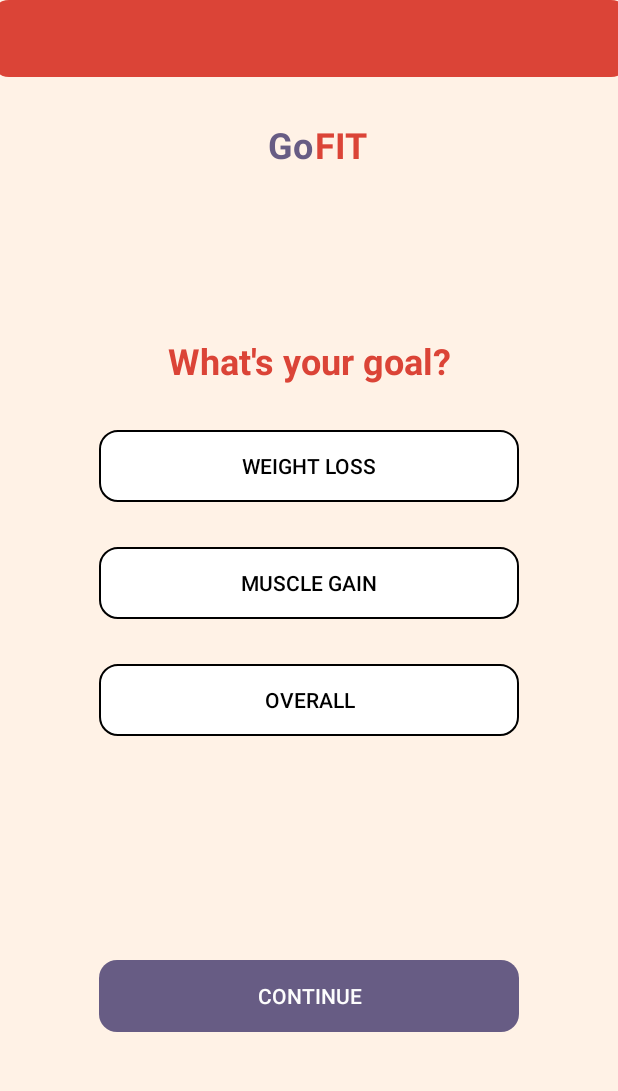
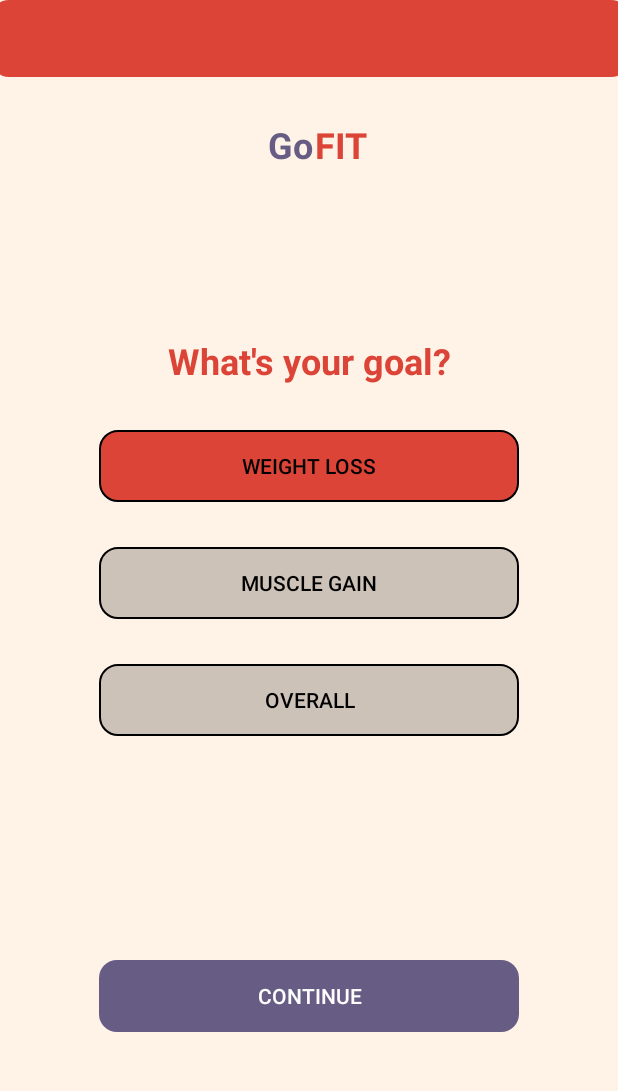
Before and after one commit to sandovalaj/GoFit, an Android app: the GoalsActivity screen opened directly, with no data from a screen before it, after a tap on "WEIGHT LOSS", on a phone screen of 412 x 824 dp, the part 84-1175 px from its top. Run offline under Robolectric (Android 15) with nearby library versions, the light colour scheme and no system bars; our stand-ins replace Firebase (no records; nobody signed in at launch, a user with empty details on screens opened directly).

Commit message:
buttons for Gender, Level, and Goals Activity Fixed.
Now with changing colors

```diff
--- a/app/src/main/java/com/gofit/gofit/GoalsActivity.kt
+++ b/app/src/main/java/com/gofit/gofit/GoalsActivity.kt
@@ -22,6 +22,9 @@ class GoalsActivity : AppCompatActivity() {
 
         btnWeightLoss = findViewById(R.id.btnWeightLoss)
         btnWeightLoss.setOnClickListener{
+            btnWeightLoss.setBackgroundResource(R.drawable.edittext_redfill_blackborder)
+            btnMuscle.setBackgroundResource(R.drawable.edittext_greyfill_blackborder)
+            btnOverall.setBackgroundResource(R.drawable.edittext_greyfill_blackborder)
             btnWeightLoss.isSelected = true
             btnMuscle.isSelected = false
             btnOverall.isSelected = false
@@ -30,6 +33,9 @@ class GoalsActivity : AppCompatActivity() {
 
         btnMuscle = findViewById(R.id.btnMuscle)
         btnMuscle.setOnClickListener{
+            btnWeightLoss.setBackgroundResource(R.drawable.edittext_greyfill_blackborder)
+            btnMuscle.setBackgroundResource(R.drawable.edittext_redfill_blackborder)
+            btnOverall.setBackgroundResource(R.drawable.edittext_greyfill_blackborder)
             btnWeightLoss.isSelected = false
             btnMuscle.isSelected = true
             btnOverall.isSelected = false
@@ -38,6 +44,9 @@ class GoalsActivity : AppCompatActivity() {
 
         btnOverall = findViewById(R.id.btnOverall)
         btnOverall.setOnClickListener{
+            btnWeightLoss.setBackgroundResource(R.drawable.edittext_greyfill_blackborder)
+            btnMuscle.setBackgroundResource(R.drawable.edittext_greyfill_blackborder)
+            btnOverall.setBackgroundResource(R.drawable.edittext_redfill_blackborder)
             btnWeightLoss.isSelected = false
             btnMuscle.isSelected = false
             btnOverall.isSelected = true
--- /dev/null
+++ b/app/src/main/res/drawable/edittext_greyfill_blackborder.xml
@@ -0,0 +1,6 @@
+<?xml version="1.0" encoding="utf-8"?>
+<shape xmlns:android="http://schemas.android.com/apk/res/android">
+    <solid android:color="@color/Grey" />
+    <stroke android:color="#000000" android:width="1dp" />
+    <corners android:radius="12dp"/>
+</shape>
--- /dev/null
+++ b/app/src/main/res/drawable/edittext_redfill_blackborder.xml
@@ -0,0 +1,6 @@
+<?xml version="1.0" encoding="utf-8"?>
+<shape xmlns:android="http://schemas.android.com/apk/res/android">
+    <solid android:color="@color/Red" />
+    <stroke android:color="#000000" android:width="1dp" />
+    <corners android:radius="12dp"/>
+</shape>
```
Also changed, not shown: app/src/main/java/com/gofit/gofit/GenderActivity.kt (+9 -0 lines), app/src/main/java/com/gofit/gofit/LevelActivity.kt (+15 -14 lines).
